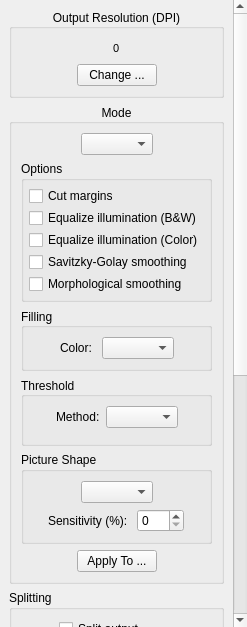
This is filters/output/ui/OutputOptionsWidget.ui in 4lex4/scantailor-advanced as Qt 5 draws it before an edit. The edited form follows.
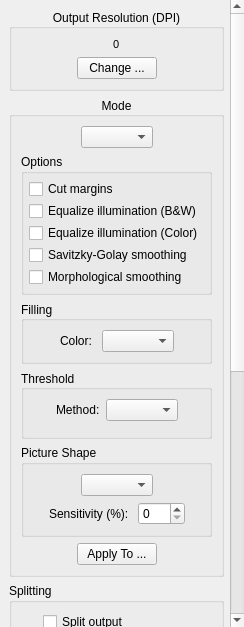
This is the edited form. Icons and pictures are not drawn.

Commit message: Implemented the "original background" extra feature as a part of the split output feature.

Patch:
```diff
--- a/filters/output/ui/OutputOptionsWidget.ui
+++ b/filters/output/ui/OutputOptionsWidget.ui
@@ -9,7 +9,7 @@
    <rect>
     <x>0</x>
     <y>0</y>
-    <width>247</width>
+    <width>244</width>
     <height>627</height>
    </rect>
   </property>
@@ -87,8 +87,8 @@
        <rect>
         <x>0</x>
         <y>0</y>
-        <width>230</width>
-        <height>988</height>
+        <width>227</width>
+        <height>999</height>
        </rect>
       </property>
       <layout class="QVBoxLayout" name="verticalLayout_3">
@@ -119,8 +119,8 @@
               </property>
               <property name="sizeHint" stdset="0">
                <size>
-                <width>0</width>
-                <height>20</height>
+                <width>1</width>
+                <height>1</height>
                </size>
               </property>
              </spacer>
@@ -152,8 +152,8 @@
               </property>
               <property name="sizeHint" stdset="0">
                <size>
-                <width>0</width>
-                <height>20</height>
+                <width>1</width>
+                <height>1</height>
                </size>
               </property>
              </spacer>
@@ -169,8 +169,8 @@
               </property>
               <property name="sizeHint" stdset="0">
                <size>
-                <width>0</width>
-                <height>20</height>
+                <width>1</width>
+                <height>1</height>
                </size>
               </property>
              </spacer>
@@ -189,8 +189,8 @@
               </property>
               <property name="sizeHint" stdset="0">
                <size>
-                <width>0</width>
-                <height>20</height>
+                <width>1</width>
+                <height>1</height>
                </size>
               </property>
              </spacer>
@@ -224,8 +224,8 @@
               </property>
               <property name="sizeHint" stdset="0">
                <size>
-                <width>0</width>
-                <height>20</height>
+                <width>1</width>
+                <height>1</height>
                </size>
               </property>
              </spacer>
@@ -240,8 +240,8 @@
               </property>
               <property name="sizeHint" stdset="0">
                <size>
-                <width>0</width>
-                <height>20</height>
+                <width>1</width>
+                <height>1</height>
                </size>
               </property>
              </spacer>
@@ -276,8 +276,8 @@
                </property>
                <property name="sizeHint" stdset="0">
                 <size>
-                 <width>0</width>
-                 <height>17</height>
+                 <width>1</width>
+                 <height>1</height>
                 </size>
                </property>
               </spacer>
@@ -343,8 +343,8 @@
                </property>
                <property name="sizeHint" stdset="0">
                 <size>
-                 <width>0</width>
-                 <height>17</height>
+                 <width>1</width>
+                 <height>1</height>
                 </size>
                </property>
               </spacer>
@@ -373,8 +373,8 @@
                  </property>
                  <property name="sizeHint" stdset="0">
                   <size>
-                   <width>0</width>
-                   <height>20</height>
+                   <width>1</width>
+                   <height>1</height>
                   </size>
                  </property>
                 </spacer>
@@ -396,8 +396,8 @@
                  </property>
                  <property name="sizeHint" stdset="0">
                   <size>
-                   <width>0</width>
-                   <height>20</height>
+                   <width>1</width>
+                   <height>1</height>
                   </size>
                  </property>
                 </spacer>
@@ -428,8 +428,8 @@
                  </property>
                  <property name="sizeHint" stdset="0">
                   <size>
-                   <width>0</width>
-                   <height>20</height>
+                   <width>1</width>
+                   <height>1</height>
                   </size>
                  </property>
                 </spacer>
@@ -451,8 +451,8 @@
                  </property>
                  <property name="sizeHint" stdset="0">
                   <size>
-                   <width>0</width>
-                   <height>20</height>
+                   <width>1</width>
+                   <height>1</height>
                   </size>
                  </property>
                 </spacer>
@@ -486,8 +486,8 @@
                  </property>
                  <property name="sizeHint" stdset="0">
                   <size>
-                   <width>0</width>
-                   <height>20</height>
+                   <width>1</width>
+                   <height>1</height>
                   </size>
                  </property>
                 </spacer>
@@ -502,8 +502,8 @@
                  </property>
                  <property name="sizeHint" stdset="0">
                   <size>
-                   <width>0</width>
-                   <height>20</height>
+                   <width>1</width>
+                   <height>1</height>
                   </size>
                  </property>
                 </spacer>
@@ -532,8 +532,8 @@
                   </property>
                   <property name="sizeHint" stdset="0">
                    <size>
-                    <width>40</width>
-                    <height>20</height>
+                    <width>1</width>
+                    <height>1</height>
                    </size>
                   </property>
                  </spacer>
@@ -562,8 +562,8 @@
                   </property>
                   <property name="sizeHint" stdset="0">
                    <size>
-                    <width>40</width>
-                    <height>20</height>
+                    <width>1</width>
+                    <height>1</height>
                    </size>
                   </property>
                  </spacer>
@@ -583,8 +583,8 @@
               </property>
               <property name="sizeHint" stdset="0">
                <size>
-                <width>0</width>
-                <height>20</height>
+                <width>1</width>
+                <height>1</height>
                </size>
               </property>
              </spacer>
@@ -603,8 +603,8 @@
               </property>
               <property name="sizeHint" stdset="0">
                <size>
-                <width>0</width>
-                <height>20</height>
+                <width>1</width>
+                <height>1</height>
                </size>
               </property>
              </spacer>
@@ -632,8 +632,8 @@
               </property>
               <property name="sizeHint" stdset="0">
                <size>
-                <width>0</width>
-                <height>17</height>
+                <width>1</width>
+                <height>1</height>
                </size>
               </property>
              </spacer>
@@ -657,6 +657,33 @@
                 </property>
                </widget>
               </item>
+              <item>
+               <layout class="QHBoxLayout" name="horizontalLayout_16">
+                <item>
+                 <spacer name="horizontalSpacer_29">
+                  <property name="orientation">
+                   <enum>Qt::Horizontal</enum>
+                  </property>
+                  <property name="sizeHint" stdset="0">
+                   <size>
+                    <width>15</width>
+                    <height>1</height>
+                   </size>
+                  </property>
+                 </spacer>
+                </item>
+                <item>
+                 <widget class="QCheckBox" name="originalBackgroundCB">
+                  <property name="toolTip">
+                   <string>Save the original background of the foreground layer.</string>
+                  </property>
+                  <property name="text">
+                   <string>Original background</string>
+                  </property>
+                 </widget>
+                </item>
+               </layout>
+              </item>
               <item>
                <widget class="QRadioButton" name="colorForegroundRB">
                 <property name="text">
@@ -673,8 +700,8 @@
               </property>
               <property name="sizeHint" stdset="0">
                <size>
-                <width>0</width>
-                <height>17</height>
+                <width>1</width>
+                <height>1</height>
                </size>
               </property>
              </spacer>
@@ -690,8 +717,8 @@
               </property>
               <property name="sizeHint" stdset="0">
                <size>
-                <width>0</width>
-                <height>20</height>
+                <width>1</width>
+                <height>1</height>
                </size>
               </property>
              </spacer>
@@ -710,8 +737,8 @@
               </property>
               <property name="sizeHint" stdset="0">
                <size>
-                <width>0</width>
-                <height>20</height>
+                <width>1</width>
+                <height>1</height>
                </size>
               </property>
              </spacer>
@@ -745,8 +772,8 @@
               </property>
               <property name="sizeHint" stdset="0">
                <size>
-                <width>0</width>
-                <height>20</height>
+                <width>1</width>
+                <height>1</height>
                </size>
               </property>
              </spacer>
@@ -861,8 +888,8 @@
               </property>
               <property name="sizeHint" stdset="0">
                <size>
-                <width>0</width>
-                <height>20</height>
+                <width>1</width>
+                <height>1</height>
                </size>
               </property>
              </spacer>
@@ -878,8 +905,8 @@
               </property>
               <property name="sizeHint" stdset="0">
                <size>
-                <width>0</width>
-                <height>20</height>
+                <width>1</width>
+                <height>1</height>
                </size>
               </property>
              </spacer>
@@ -898,8 +925,8 @@
               </property>
               <property name="sizeHint" stdset="0">
                <size>
-                <width>0</width>
-                <height>20</height>
+                <width>1</width>
+                <height>1</height>
                </size>
               </property>
              </spacer>
@@ -949,8 +976,8 @@
               </property>
               <property name="sizeHint" stdset="0">
                <size>
-                <width>0</width>
-                <height>20</height>
+                <width>1</width>
+                <height>1</height>
                </size>
               </property>
              </spacer>
@@ -969,8 +996,8 @@
               </property>
               <property name="sizeHint" stdset="0">
                <size>
-                <width>0</width>
-                <height>20</height>
+                <width>1</width>
+                <height>1</height>
                </size>
               </property>
              </spacer>
@@ -1001,8 +1028,8 @@
               </property>
               <property name="sizeHint" stdset="0">
                <size>
-                <width>0</width>
-                <height>20</height>
+                <width>1</width>
+                <height>1</height>
                </size>
               </property>
              </spacer>
@@ -1021,8 +1048,8 @@
               </property>
               <property name="sizeHint" stdset="0">
                <size>
-                <width>0</width>
-                <height>20</height>
+                <width>1</width>
+                <height>1</height>
                </size>
               </property>
              </spacer>
@@ -1038,8 +1065,8 @@
               </property>
               <property name="sizeHint" stdset="0">
                <size>
-                <width>0</width>
-                <height>20</height>
+                <width>1</width>
+                <height>1</height>
                </size>
               </property>
              </spacer>
@@ -1058,8 +1085,8 @@
               </property>
               <property name="sizeHint" stdset="0">
                <size>
-                <width>0</width>
-                <height>20</height>
+                <width>1</width>
+                <height>1</height>
                </size>
               </property>
              </spacer>
```
The commit also changes 21 other files.
